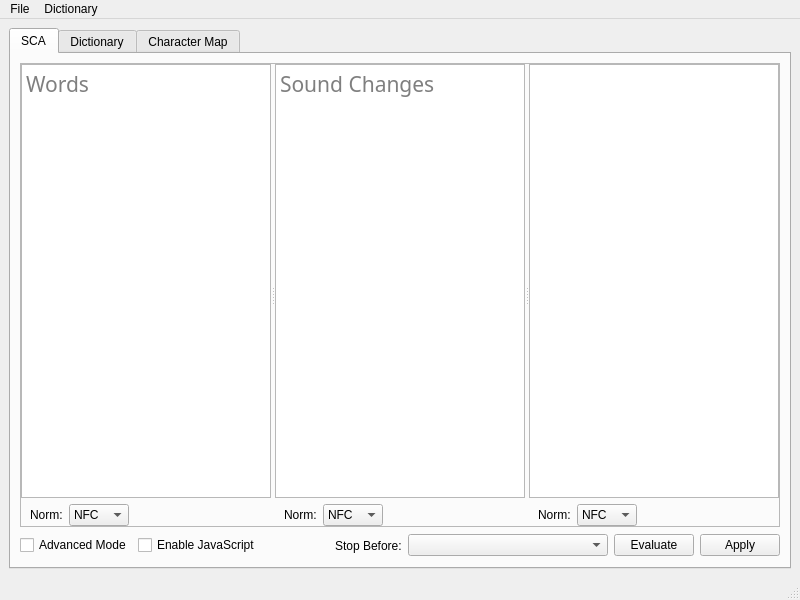
Above: ui/MainWindow.ui from Sirraide/smyth before the change. Below: the same form after it.
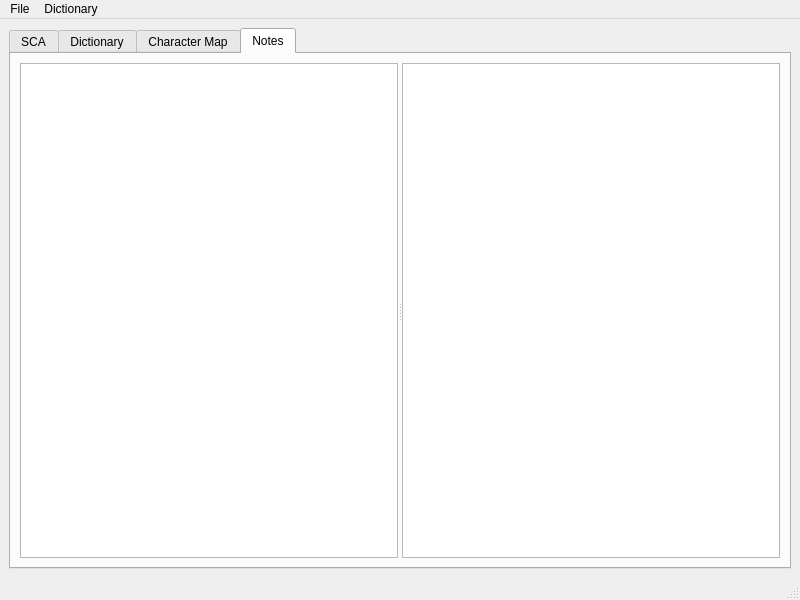
That is the form after the change. The open tabs and pages were chosen to show the change. Custom widgets are drawn as their Qt base class.

Commit message: [Notes] Introduce a notes tab

Diff of the .ui file:
```diff
--- a/ui/MainWindow.ui
+++ b/ui/MainWindow.ui
@@ -806,6 +806,53 @@
         </item>
        </layout>
       </widget>
+      <widget class="QWidget" name="notes_tab">
+       <attribute name="title">
+        <string>Notes</string>
+       </attribute>
+       <layout class="QVBoxLayout" name="verticalLayout_10">
+        <item>
+         <widget class="QFrame" name="frame_8">
+          <property name="frameShape">
+           <enum>QFrame::NoFrame</enum>
+          </property>
+          <property name="frameShadow">
+           <enum>QFrame::Raised</enum>
+          </property>
+          <layout class="QVBoxLayout" name="verticalLayout_11">
+           <property name="leftMargin">
+            <number>0</number>
+           </property>
+           <property name="topMargin">
+            <number>0</number>
+           </property>
+           <property name="rightMargin">
+            <number>0</number>
+           </property>
+           <property name="bottomMargin">
+            <number>0</number>
+           </property>
+           <item>
+            <widget class="QSplitter" name="notes_splitter">
+             <property name="orientation">
+              <enum>Qt::Horizontal</enum>
+             </property>
+             <widget class="smyth::ui::SmythNotesList" name="notes_file_list">
+              <property name="sizePolicy">
+               <sizepolicy hsizetype="Expanding" vsizetype="Expanding">
+                <horstretch>0</horstretch>
+                <verstretch>0</verstretch>
+               </sizepolicy>
+              </property>
+             </widget>
+             <widget class="smyth::ui::SmythRichTextEdit" name="notes_text_box"/>
+            </widget>
+           </item>
+          </layout>
+         </widget>
+        </item>
+       </layout>
+      </widget>
      </widget>
     </item>
    </layout>
@@ -923,6 +970,11 @@
     <slot>import_and_replace()</slot>
    </slots>
   </customwidget>
+  <customwidget>
+   <class>smyth::ui::SmythNotesList</class>
+   <extends>QListWidget</extends>
+   <header>UI/SmythNotesList.hh</header>
+  </customwidget>
  </customwidgets>
  <resources/>
  <connections>
```
Left out of the diff: 2 changed lines with no effect on the pictures. The commit also changes 12 other files.
